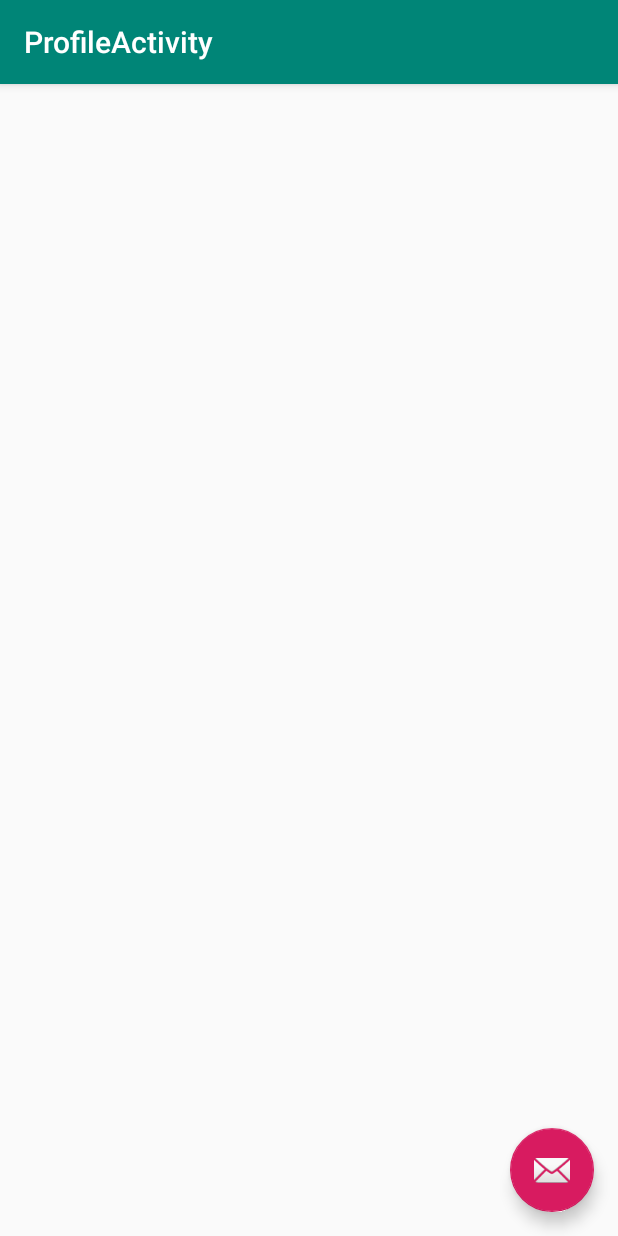
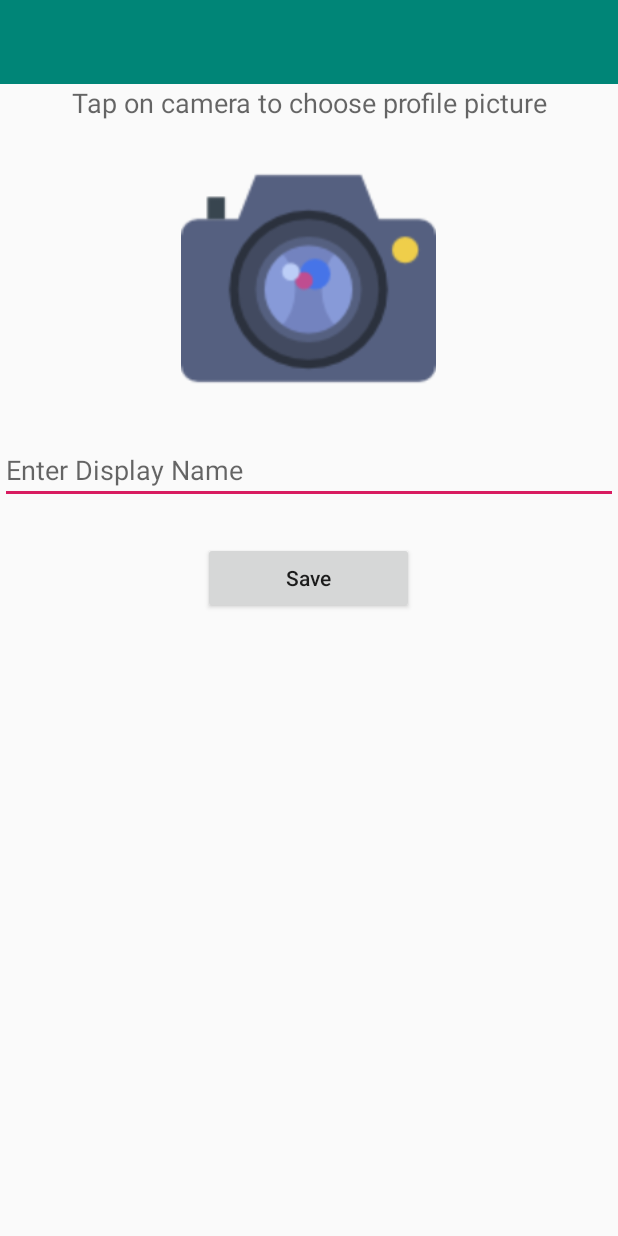
Before and after one commit to KevinBornemeier/GiftingApp, an Android app: the ProfileActivity screen opened directly, with no data from a screen before it, on a phone screen of 412 x 824 dp. Run offline under Robolectric (Android 15) with nearby library versions, the phone set to English and light mode, and no system bars; our stand-ins replace Firebase (no records; nobody signed in at launch, a user with empty details on screens opened directly); Roboto replaces fonts that are not available here.

Commit message:
3/3 Commit: *Added to the user View post login.  Currently it only stores a photo associated with the user to the database.   ---------Need to figure out queries,saving other user information,etc...

```diff
--- a/app/build.gradle
+++ b/app/build.gradle
@@ -21,8 +21,8 @@ android {
 dependencies {
     implementation fileTree(dir: 'libs', include: ['*.jar'])
     implementation 'com.android.support:appcompat-v7:28.0.0'
-    implementation 'com.android.support.constraint:constraint-layout:1.1.3'
     implementation 'com.android.support:design:28.0.0'
+    implementation 'com.google.firebase:firebase-storage:16.1.0'
     testImplementation 'junit:junit:4.12'
     androidTestImplementation 'com.android.support.test:runner:1.0.2'
     androidTestImplementation 'com.android.support.test.espresso:espresso-core:3.0.2'
--- a/app/src/main/java/com/example/giftingapp/MainActivity.java
+++ b/app/src/main/java/com/example/giftingapp/MainActivity.java
@@ -98,10 +98,10 @@ public class MainActivity extends AppCompatActivity implements View.OnClickListe
         }
 
         /*
-        if we reach this point, both the email and password are valid. -> create the account
+        if we reach this point, both the email and password are valid. -> sign in
          */
 
-        //set the progress bar visibility to visible.  Disable after registration is complete.
+        //set the progress bar visibility to visible.  Disable after sign in is complete.
         progressBar.setVisibility(View.VISIBLE);
 
         //sign in operation.
@@ -111,7 +111,7 @@ public class MainActivity extends AppCompatActivity implements View.OnClickListe
                 progressBar.setVisibility(View.GONE);
                 if(task.isSuccessful()){
                     Intent intent = new Intent(MainActivity.this, ProfileActivity.class);
-                    //clear all activities on the slack and open a new activity.
+                    //clear all activities on the stack and open a new activity.
                     intent.addFlags(Intent.FLAG_ACTIVITY_CLEAR_TOP);
                     startActivity(intent);
                 }
--- a/app/src/main/java/com/example/giftingapp/ProfileActivity.java
+++ b/app/src/main/java/com/example/giftingapp/ProfileActivity.java
@@ -1,29 +1,158 @@
 package com.example.giftingapp;
 
+import android.content.Intent;
+import android.graphics.Bitmap;
+import android.net.Uri;
 import android.os.Bundle;
-import android.support.design.widget.FloatingActionButton;
-import android.support.design.widget.Snackbar;
+import android.provider.MediaStore;
+import android.support.annotation.NonNull;
+import android.support.annotation.Nullable;
 import android.support.v7.app.AppCompatActivity;
-import android.support.v7.widget.Toolbar;
 import android.view.View;
+import android.widget.EditText;
+import android.widget.ImageView;
+import android.widget.ProgressBar;
+import android.widget.Toast;
+
+import com.google.android.gms.tasks.OnCompleteListener;
+import com.google.android.gms.tasks.OnFailureListener;
+import com.google.android.gms.tasks.OnSuccessListener;
+import com.google.android.gms.tasks.Task;
+import com.google.firebase.auth.FirebaseAuth;
+import com.google.firebase.auth.FirebaseUser;
+import com.google.firebase.auth.UserProfileChangeRequest;
+import com.google.firebase.storage.FirebaseStorage;
+import com.google.firebase.storage.StorageReference;
+import com.google.firebase.storage.UploadTask;
+
+import java.io.IOException;
 
 public class ProfileActivity extends AppCompatActivity {
+
+    EditText editText;
+    ImageView imageView;
+    ProgressBar progressBar;
+    private static final int CHOOSE_IMAGE = 101;
+    String profileImageUrl;
+
+    FirebaseAuth mAuth;
+
+    Uri uriProfileImage;
 
     @Override
     protected void onCreate(Bundle savedInstanceState) {
         super.onCreate(savedInstanceState);
         setContentView(R.layout.activity_profile);
-        Toolbar toolbar = findViewById(R.id.toolbar);
-        setSupportActionBar(toolbar);
 
-        FloatingActionButton fab = findViewById(R.id.fab);
-        fab.setOnClickListener(new View.OnClickListener() {
+        mAuth = FirebaseAuth.getInstance();
+
+        editText = (EditText) findViewById(R.id.editTextDisplayName);
+        imageView = (ImageView) findViewById(R.id.imageView);
+        progressBar = (ProgressBar) findViewById(R.id.progressbar);
+
+
+
+        imageView.setOnClickListener(new View.OnClickListener() {
             @Override
             public void onClick(View view) {
-                Snackbar.make(view, "Replace with your own action", Snackbar.LENGTH_LONG)
-                        .setAction("Action", null).show();
+                showImageChooser();
+
             }
         });
+
+        findViewById(R.id.buttonSave).setOnClickListener(new View.OnClickListener() {
+            @Override
+            public void onClick(View v) {
+                saveUserInformation();
+            }
+        });
+
+
+    }
+
+
+    private void saveUserInformation() {
+        String displayName = editText.getText().toString();
+
+        if(displayName.isEmpty()) {
+            editText.setError("Name required.");
+            editText.requestFocus();
+            return;
+        }
+
+        FirebaseUser user = mAuth.getCurrentUser();
+        if(user!=null && profileImageUrl != null){
+            UserProfileChangeRequest profile = new UserProfileChangeRequest.Builder()
+                    .setDisplayName(displayName)
+                    .setPhotoUri(Uri.parse(profileImageUrl))
+                    .build();
+            user.updateProfile(profile)
+                    .addOnCompleteListener(new OnCompleteListener<Void>() {
+                        @Override
+                        public void onComplete(@NonNull Task<Void> task) {
+                            if(task.isSuccessful()) {
+                                Toast.makeText(ProfileActivity.this,"Profile updated.", Toast.LENGTH_SHORT).show();
+                            }
+                        }
+                    });
+        }
+    }
+
+
+    @Override
+    protected void onActivityResult(int requestCode, int resultCode, @Nullable Intent data) {
+        super.onActivityResult(requestCode, resultCode, data);
+
+        //grab data from the showImageChoose Intent. Validate it.
+        if(requestCode == CHOOSE_IMAGE && resultCode == RESULT_OK && data != null && data.getData() != null) {
+            //data.getData(): returns a 'Uri' of the image.
+            uriProfileImage = data.getData();
+
+            //get the selected image and display to the image view
+            try {
+                Bitmap bitmap = MediaStore.Images.Media.getBitmap(getContentResolver(), uriProfileImage);
+                imageView.setImageBitmap(bitmap);
+                //now we have the image but its local.  Now upload the image to Firebase storage.
+
+                uploadImageToFireBaseStorage();
+            } catch (IOException e) {
+                e.printStackTrace();
+            }
+        }
+    }
+
+    private void uploadImageToFireBaseStorage() {
+        //storage reference
+        final StorageReference profileImageRef = FirebaseStorage.getInstance().getReference("profilepics/"+System.currentTimeMillis() + ".jpg");
+
+        if(uriProfileImage != null) {
+            progressBar.setVisibility(View.VISIBLE);
+            profileImageRef.putFile(uriProfileImage).addOnSuccessListener(new OnSuccessListener<UploadTask.TaskSnapshot>() {
+                @Override
+                public void onSuccess(UploadTask.TaskSnapshot taskSnapshot) {
+                    progressBar.setVisibility(View.GONE);
+
+                    profileImageUrl = profileImageRef.getDownloadUrl().toString();
+                }
+            })
+            .addOnFailureListener(new OnFailureListener() {
+                @Override
+                public void onFailure(@NonNull Exception e) {
+                    progressBar.setVisibility(View.GONE);
+                    Toast.makeText(ProfileActivity.this, e.getMessage(), Toast.LENGTH_SHORT).show();
+                }
+            });
+        }
+
+    }
+
+
+    //method to allow the user to select an image.
+    private void showImageChooser() {
+        Intent intent = new Intent();
+        intent.setType("image/*");
+        intent.setAction(Intent.ACTION_GET_CONTENT);
+        startActivityForResult(Intent.createChooser(intent,"Select profile image."), CHOOSE_IMAGE);
     }
 
 }
--- a/app/src/main/res/layout/activity_profile.xml
+++ b/app/src/main/res/layout/activity_profile.xml
@@ -1,33 +1,69 @@
 <?xml version="1.0" encoding="utf-8"?>
-<android.support.design.widget.CoordinatorLayout xmlns:android="http://schemas.android.com/apk/res/android"
-    xmlns:app="http://schemas.android.com/apk/res-auto"
-    xmlns:tools="http://schemas.android.com/tools"
-    android:layout_width="match_parent"
-    android:layout_height="match_parent"
-    tools:context=".ProfileActivity">
-
-    <android.support.design.widget.AppBarLayout
+    <LinearLayout xmlns:android="http://schemas.android.com/apk/res/android"
+        xmlns:tools="http://schemas.android.com/tools"
         android:layout_width="match_parent"
-        android:layout_height="wrap_content"
-        android:theme="@style/AppTheme.AppBarOverlay">
+        android:layout_height="match_parent"
+        android:orientation="vertical"
+        tools:context=".ProfileActivity">
 
         <android.support.v7.widget.Toolbar
             android:id="@+id/toolbar"
             android:layout_width="match_parent"
-            android:layout_height="?attr/actionBarSize"
-            android:background="?attr/colorPrimary"
-            app:popupTheme="@style/AppTheme.PopupOverlay" />
+            android:layout_height="wrap_content"
+            android:background="@color/colorPrimary" />
 
-    </android.support.design.widget.AppBarLayout>
+        <TextView
+            android:layout_width="match_parent"
+            android:layout_height="wrap_content"
+            android:text="Tap on camera to choose profile picture"
+            android:textAlignment="center"
+            android:textAppearance="@style/Base.TextAppearance.AppCompat.Medium" />
 
-    <include layout="@layout/content_profile" />
+        <RelativeLayout
+            android:layout_width="match_parent"
+            android:layout_height="wrap_content">
 
-    <android.support.design.widget.FloatingActionButton
-        android:id="@+id/fab"
-        android:layout_width="wrap_content"
+            <ImageView
+                android:id="@+id/imageView"
+                android:layout_width="170dp"
+                android:layout_height="170dp"
+                android:layout_centerHorizontal="true"
+                android:layout_margin="20dp"
+                android:background="@drawable/icon_camera"
+                android:scaleType="centerCrop" />
+
+            <ProgressBar
+                android:id="@+id/progressbar"
+                android:layout_width="wrap_content"
+                android:layout_height="wrap_content"
+                android:layout_centerHorizontal="true"
+                android:layout_centerVertical="true"
+                android:visibility="gone" />
+
+        </RelativeLayout>
+
+
+
+    <EditText
+        android:id="@+id/editTextDisplayName"
+        android:layout_width="match_parent"
         android:layout_height="wrap_content"
-        android:layout_gravity="bottom|end"
-        android:layout_margin="@dimen/fab_margin"
-        app:srcCompat="@android:drawable/ic_dialog_email" />
+        android:hint="Enter Display Name"
+        android:ems="10"
+        android:inputType="textPersonName" />
 
-</android.support.design.widget.CoordinatorLayout>
+    <Button
+            android:id="@+id/buttonSave"
+            android:layout_width="wrap_content"
+            android:layout_height="wrap_content"
+            android:layout_gravity="center"
+            android:layout_marginTop="25dp"
+            android:paddingLeft="55dp"
+            android:paddingRight="55dp"
+            android:text="Save"
+            android:textAllCaps="false" />
+
+
+
+
+</LinearLayout>
```
Also changed, not shown: app/src/main/res/drawable/icon_camera.png (added).
